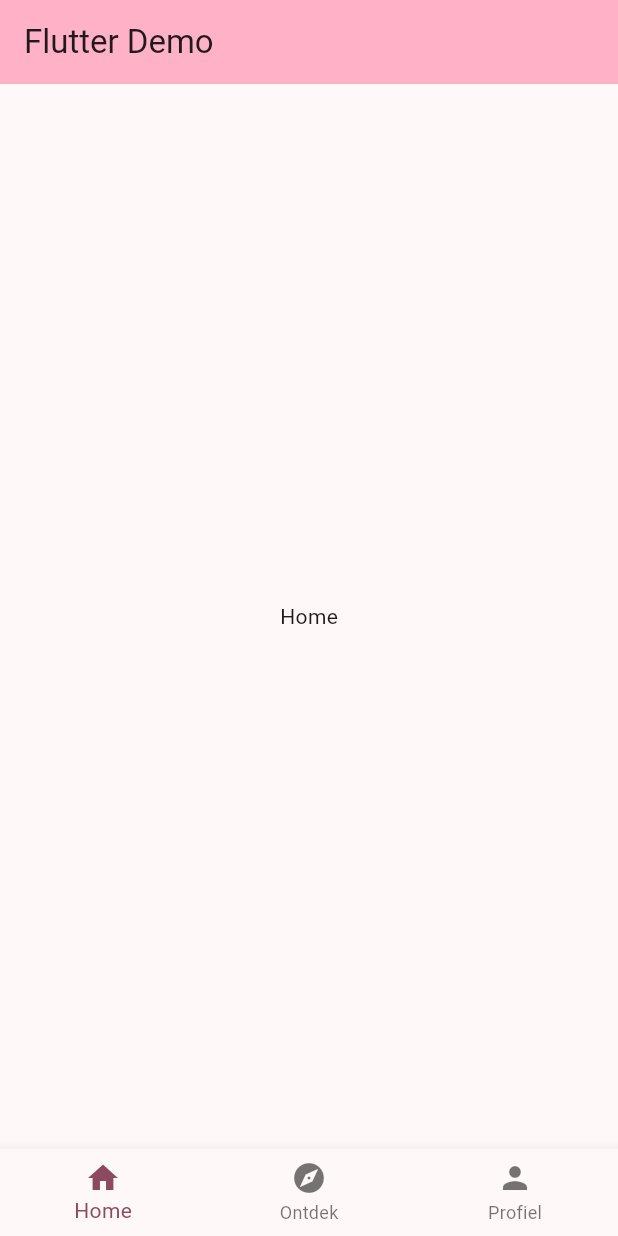
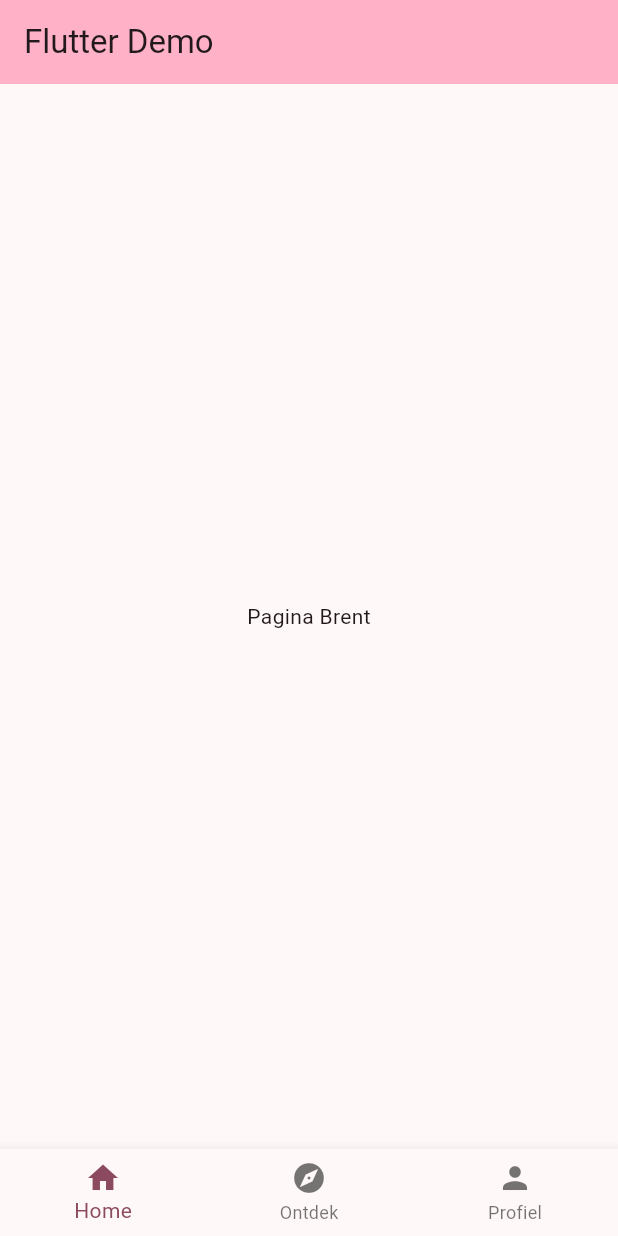
Before and after one commit to brentvanmalsen/rolradar, a Flutter app: the screen it shows after launch, on a phone screen of 412 x 824 dp. Run offline on Flutter 3.47's test engine with Material 3 defaults, Android fonts, the phone set to English and light mode, and no system bars.

Commit message:
Home pagina test commit

```diff
--- a/lib/main.dart
+++ b/lib/main.dart
@@ -84,7 +84,7 @@
   @override
   Widget build(BuildContext context) {
     return Center(
-      child: const Text('Home'),
+      child: const Text('Pagina Brent'),
     );
   }
 }
```
